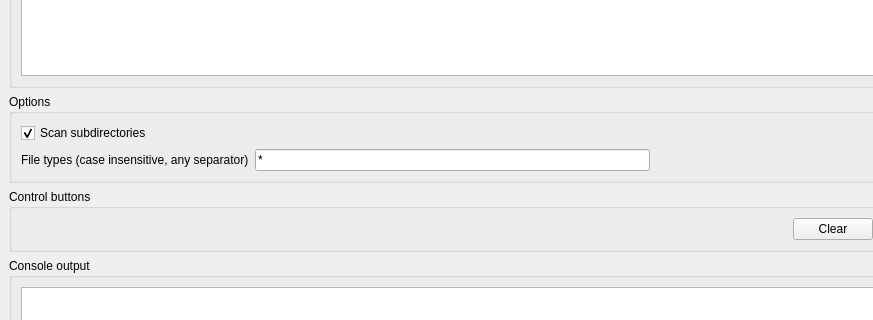
Old version of the form OpenFileOrganizer.ui in the repository robertpel83/FileOrganizer; both pictures show x 0 to 873 and y 173 to 493 of the 1066 by 949 pixel window.
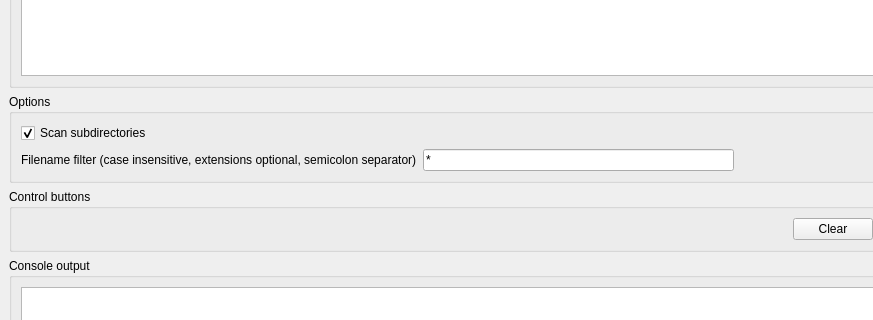
New version of the form.

The edit to the form file:
```diff
--- a/OpenFileOrganizer.ui
+++ b/OpenFileOrganizer.ui
@@ -109,7 +109,7 @@
              <item>
               <widget class="QLabel" name="fileTypesLabel">
                <property name="text">
-                <string>File types (case insensitive, any separator)</string>
+                <string>Filename filter (case insensitive, extensions optional, semicolon separator)</string>
                </property>
               </widget>
              </item>
```
